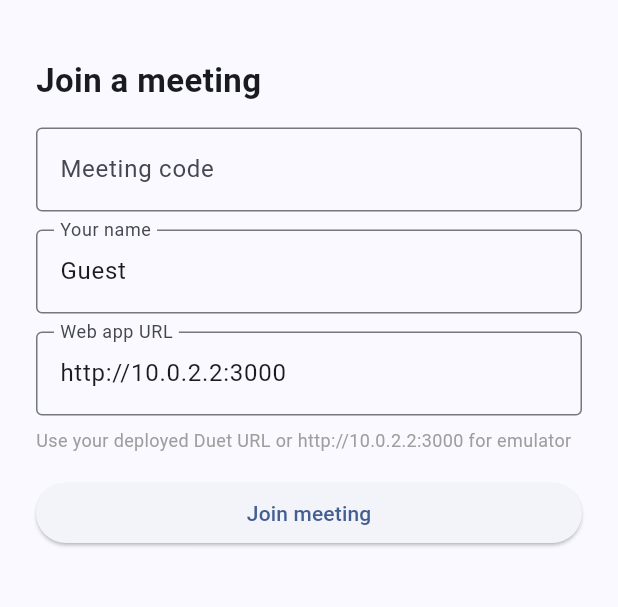
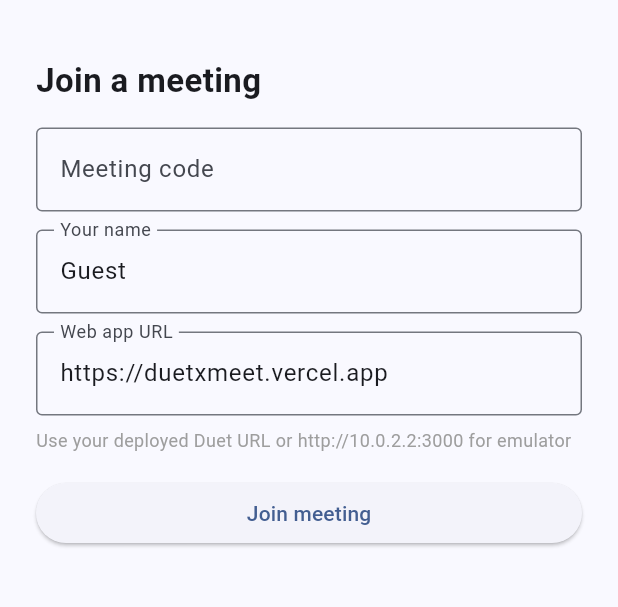
Before and after one commit to rahulpandiyan/duet-meet, a Flutter app: the screen it shows after launch, on a phone screen of 412 x 824 dp, the part 63-670 px from its top. Run offline on Flutter 3.47's test engine with Material 3 defaults, Android fonts, the phone set to English and light mode, and no system bars; missing offline and left inert: livekit_client.

Commit message:
Update Flutter default web app URL to Vercel deployment

```diff
--- a/duet_meet/lib/main.dart
+++ b/duet_meet/lib/main.dart
@@ -3,7 +3,7 @@ import 'package:http/http.dart' as http;
 import 'dart:convert';
 import 'package:livekit_client/livekit_client.dart';
 
-const defaultWebAppUrl = 'http://10.0.2.2:3000';
+const defaultWebAppUrl = 'https://duetxmeet.vercel.app';
 
 void main() => runApp(const DuetApp());
 
```
